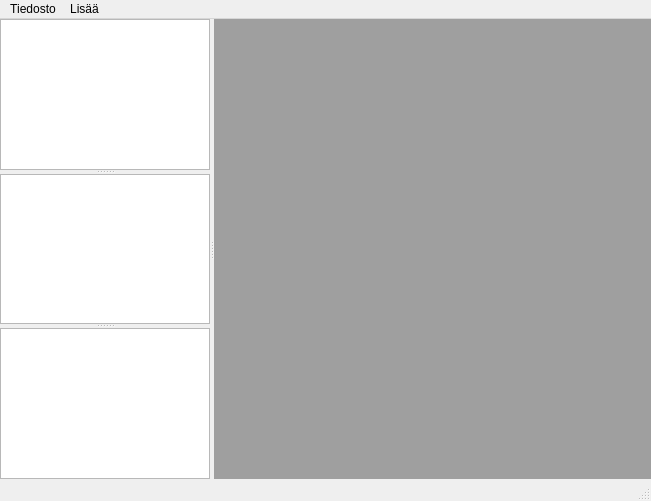
Above: src/editor/ui/mainwindow.ui from ruisleipa/kp2 before the change. Below: the same form after it.
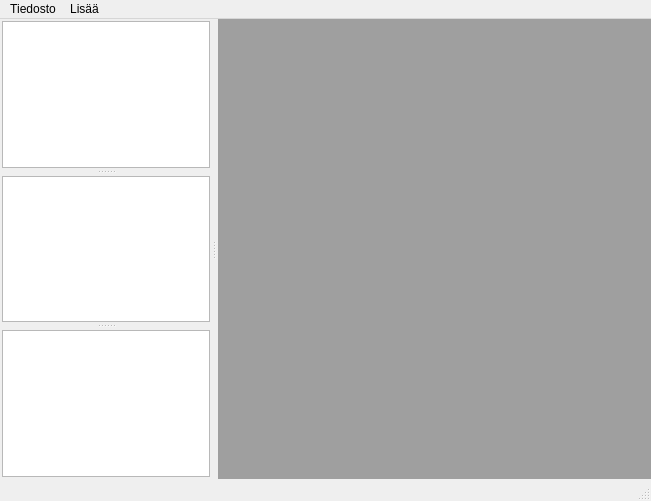
That is the form after the change. Custom widgets are drawn as their Qt base class.

Commit message: Added part and vehicle lists.

```diff
--- a/src/editor/ui/mainwindow.ui
+++ b/src/editor/ui/mainwindow.ui
@@ -26,19 +26,70 @@
       <property name="orientation">
        <enum>Qt::Horizontal</enum>
       </property>
+      <property name="handleWidth">
+       <number>8</number>
+      </property>
+      <property name="childrenCollapsible">
+       <bool>false</bool>
+      </property>
       <widget class="QWidget" name="widget" native="true">
        <layout class="QVBoxLayout" name="verticalLayout_2">
+        <property name="spacing">
+         <number>0</number>
+        </property>
+        <property name="leftMargin">
+         <number>2</number>
+        </property>
+        <property name="topMargin">
+         <number>2</number>
+        </property>
+        <property name="rightMargin">
+         <number>0</number>
+        </property>
+        <property name="bottomMargin">
+         <number>2</number>
+        </property>
         <item>
          <widget class="QSplitter" name="splitter_2">
           <property name="orientation">
            <enum>Qt::Vertical</enum>
           </property>
+          <property name="handleWidth">
+           <number>8</number>
+          </property>
           <property name="childrenCollapsible">
            <bool>false</bool>
           </property>
-          <widget class="QTableView" name="tableView_3"/>
-          <widget class="QTableView" name="tableView_2"/>
-          <widget class="QTableView" name="tableView"/>
+          <widget class="TableView" name="vehicleView">
+           <property name="showGrid">
+            <bool>false</bool>
+           </property>
+           <attribute name="horizontalHeaderVisible">
+            <bool>false</bool>
+           </attribute>
+           <attribute name="verticalHeaderVisible">
+            <bool>false</bool>
+           </attribute>
+          </widget>
+          <widget class="TableView" name="partView">
+           <property name="showGrid">
+            <bool>false</bool>
+           </property>
+           <attribute name="horizontalHeaderVisible">
+            <bool>false</bool>
+           </attribute>
+           <attribute name="verticalHeaderVisible">
+            <bool>false</bool>
+           </attribute>
+          </widget>
+          <widget class="TableView" name="playerView">
+           <attribute name="horizontalHeaderVisible">
+            <bool>false</bool>
+           </attribute>
+           <attribute name="verticalHeaderVisible">
+            <bool>false</bool>
+           </attribute>
+          </widget>
          </widget>
         </item>
        </layout>
@@ -127,6 +178,13 @@
    </property>
   </action>
  </widget>
+ <customwidgets>
+  <customwidget>
+   <class>TableView</class>
+   <extends>QTableView</extends>
+   <header>views/tableview.hpp</header>
+  </customwidget>
+ </customwidgets>
  <resources/>
  <connections/>
 </ui>
```
The commit also changes 2 other files.
